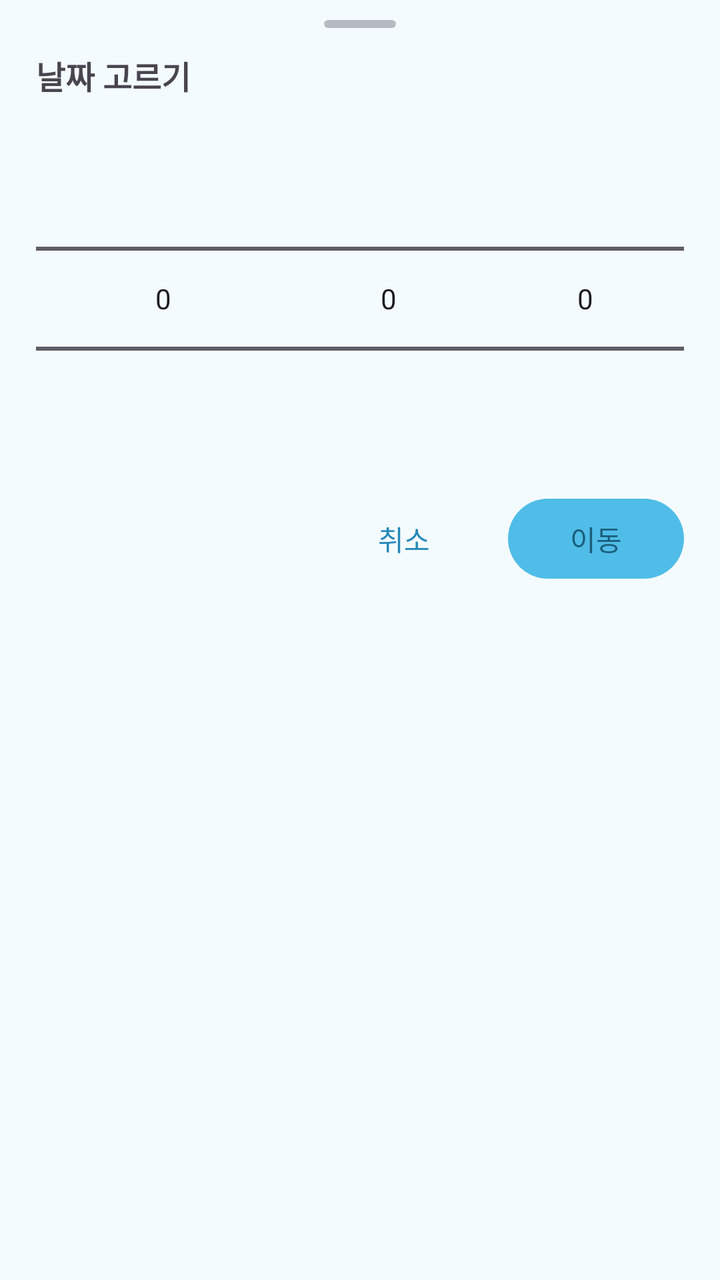
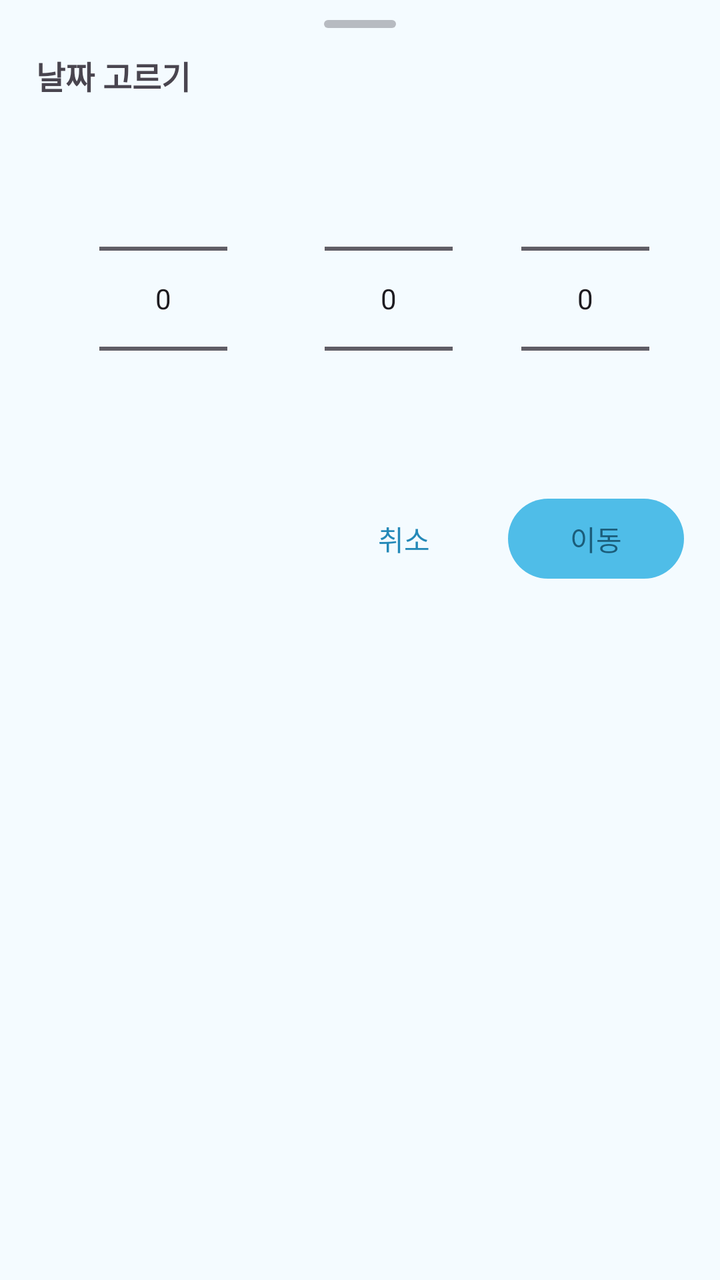

Before-and-after screenshots of an Android layout around one commit, followed by the original layout XML and the change that was made.
<!-- AndroidManifest.xml: application theme Theme.TodoLock -->
<!-- res/layout/sheet_pick_date.xml -->
<?xml version="1.0" encoding="utf-8"?>
<LinearLayout xmlns:android="http://schemas.android.com/apk/res/android"
    android:layout_width="match_parent"
    android:layout_height="wrap_content"
    android:orientation="vertical"
    android:paddingStart="18dp"
    android:paddingEnd="18dp"
    android:paddingTop="10dp"
    android:paddingBottom="32dp">

    <View
        android:layout_width="36dp"
        android:layout_height="4dp"
        android:layout_gravity="center_horizontal"
        android:alpha="0.35"
        android:background="@drawable/sheet_handle" />

    <TextView
        android:layout_width="match_parent"
        android:layout_height="wrap_content"
        android:layout_marginTop="12dp"
        android:text="@string/pick_date_title"
        android:textSize="16sp"
        android:textStyle="bold" />

    <LinearLayout
        android:layout_width="match_parent"
        android:layout_height="wrap_content"
        android:layout_marginTop="10dp"
        android:orientation="horizontal"
        android:gravity="center">

        <NumberPicker
            android:id="@+id/pickYear"
            android:layout_width="0dp"
            android:layout_height="wrap_content"
            android:layout_weight="1.3"
            android:descendantFocusability="blocksDescendants" />

        <NumberPicker
            android:id="@+id/pickMonth"
            android:layout_width="0dp"
            android:layout_height="wrap_content"
            android:layout_weight="1"
            android:descendantFocusability="blocksDescendants" />

        <NumberPicker
            android:id="@+id/pickDay"
            android:layout_width="0dp"
            android:layout_height="wrap_content"
            android:layout_weight="1"
            android:descendantFocusability="blocksDescendants" />
    </LinearLayout>

    <LinearLayout
        android:layout_width="match_parent"
        android:layout_height="wrap_content"
        android:orientation="horizontal"
        android:gravity="end"
        android:layout_marginTop="6dp">

        <com.google.android.material.button.MaterialButton
            android:id="@+id/btnCancel"
            style="@style/Widget.Material3.Button.TextButton"
            android:layout_width="wrap_content"
            android:layout_height="wrap_content"
            android:text="@string/cancel" />

        <com.google.android.material.button.MaterialButton
            android:id="@+id/btnGo"
            style="@style/Widget.TodoLock.Button.Sky"
            android:layout_width="wrap_content"
            android:layout_height="wrap_content"
            android:layout_marginStart="8dp"
            android:text="@string/go" />
    </LinearLayout>
</LinearLayout>
<!-- resources referenced by this layout -->
<resources>
  <!-- drawable sheet_handle (drawable) -->
  <?xml version="1.0" encoding="utf-8"?>
  <shape xmlns:android="http://schemas.android.com/apk/res/android"
      android:shape="rectangle">
      <solid android:color="?android:attr/textColorSecondary" />
      <corners android:radius="2dp" />
  </shape>
  <string name="cancel">취소</string>
  <string name="go">이동</string>
  <string name="pick_date_title">날짜 고르기</string>
  <style name="Widget.TodoLock.Button.Sky" parent="Widget.Material3.Button">
          <item name="backgroundTint">?attr/accentFill</item>
          <item name="android:textColor">?attr/onAccentFill</item>
          <item name="iconTint">?attr/onAccentFill</item>
          <item name="rippleColor">?attr/onAccentFill</item>
      </style>
  <color name="md_primary">#2489B8</color>
  <color name="md_on_primary">#FFFFFF</color>
  <color name="md_primary_container">#DCF2FE</color>
  <color name="md_on_primary_container">#1B5673</color>
  <color name="md_secondary">#4E616D</color>
  <color name="md_on_secondary">#FFFFFF</color>
  <color name="md_secondary_container">#D1E5F4</color>
  <color name="md_on_secondary_container">#0A1E28</color>
  <color name="md_tertiary">#5F5B7D</color>
  <color name="md_on_tertiary">#FFFFFF</color>
  <color name="md_tertiary_container">#E5DEFF</color>
  <color name="md_on_tertiary_container">#1B1736</color>
  <color name="md_error">#BA1A1A</color>
  <color name="md_on_error">#FFFFFF</color>
  <color name="md_error_container">#FFDAD6</color>
  <color name="md_on_error_container">#410002</color>
  <color name="md_background">#F4FBFF</color>
  <color name="md_on_background">#2C3A42</color>
  <color name="md_surface">#F4FBFF</color>
  <color name="md_on_surface">#2C3A42</color>
  <color name="md_surface_variant">#E3EEF5</color>
  <color name="md_on_surface_variant">#5A6B75</color>
  <color name="md_outline">#9BB0BC</color>
  <color name="md_outline_variant">#D3E2EB</color>
  <color name="md_inverse_surface">#2E3133</color>
  <color name="md_inverse_on_surface">#EFF1F3</color>
  <color name="md_inverse_primary">#83CFFF</color>
  <color name="md_surface_dim">#DDEBF4</color>
  <color name="md_surface_bright">#FBFDFF</color>
  <color name="md_surface_container_lowest">#FFFFFF</color>
  <color name="md_surface_container_low">#F9FCFF</color>
  <color name="md_surface_container">#EFF8FE</color>
  <color name="md_surface_container_high">#E7F4FD</color>
  <color name="md_surface_container_highest">#DEEFFB</color>
  <color name="sky_bright">#4FBDE8</color>
  <color name="on_sky_bright">#1B5D7A</color>
  <color name="sky_stroke">#7FC9EC</color>
  <color name="sky_heading">#2E8FBF</color>
  <style name="Theme.TodoLock.PickerDialog" parent="android:Theme.DeviceDefault.Light.Dialog.Alert">
          <item name="android:colorAccent">?attr/accentHeading</item>
          <item name="android:buttonBarButtonStyle">@style/Widget.TodoLock.PickerDialogButton</item>
      </style>
  <style name="Widget.TodoLock.PickerDialogButton" parent="android:Widget.DeviceDefault.Button.Borderless.Colored">
          <item name="android:textColor">?attr/accentHeading</item>
      </style>
</resources>

<!-- the commit's change to res/layout/sheet_pick_date.xml (unified diff, before → after) -->
@@ -30,26 +30,44 @@
         android:orientation="horizontal"
         android:gravity="center">
 
-        <NumberPicker
-            android:id="@+id/pickYear"
+        <FrameLayout
             android:layout_width="0dp"
             android:layout_height="wrap_content"
-            android:layout_weight="1.3"
-            android:descendantFocusability="blocksDescendants" />
+            android:layout_weight="1.3">
 
-        <NumberPicker
-            android:id="@+id/pickMonth"
+            <NumberPicker
+                android:id="@+id/pickYear"
+                android:layout_width="wrap_content"
+                android:layout_height="wrap_content"
+                android:layout_gravity="center"
+                android:descendantFocusability="blocksDescendants" />
+        </FrameLayout>
+
+        <FrameLayout
             android:layout_width="0dp"
             android:layout_height="wrap_content"
-            android:layout_weight="1"
-            android:descendantFocusability="blocksDescendants" />
+            android:layout_weight="1">
 
-        <NumberPicker
-            android:id="@+id/pickDay"
+            <NumberPicker
+                android:id="@+id/pickMonth"
+                android:layout_width="wrap_content"
+                android:layout_height="wrap_content"
+                android:layout_gravity="center"
+                android:descendantFocusability="blocksDescendants" />
+        </FrameLayout>
+
+        <FrameLayout
             android:layout_width="0dp"
             android:layout_height="wrap_content"
-            android:layout_weight="1"
-            android:descendantFocusability="blocksDescendants" />
+            android:layout_weight="1">
+
+            <NumberPicker
+                android:id="@+id/pickDay"
+                android:layout_width="wrap_content"
+                android:layout_height="wrap_content"
+                android:layout_gravity="center"
+                android:descendantFocusability="blocksDescendants" />
+        </FrameLayout>
     </LinearLayout>
 
     <LinearLayout
<!-- resource entries referenced after the edit -->
@@ -57,6 +57,9 @@
   <style name="Theme.TodoLock.PickerDialog" parent="android:Theme.DeviceDefault.Light.Dialog.Alert">
           <item name="android:colorAccent">?attr/accentHeading</item>
           <item name="android:buttonBarButtonStyle">@style/Widget.TodoLock.PickerDialogButton</item>
+          
+          <item name="android:windowMinWidthMajor">0%</item>
+          <item name="android:windowMinWidthMinor">0%</item>
       </style>
   <style name="Widget.TodoLock.PickerDialogButton" parent="android:Widget.DeviceDefault.Button.Borderless.Colored">
           <item name="android:textColor">?attr/accentHeading</item>
